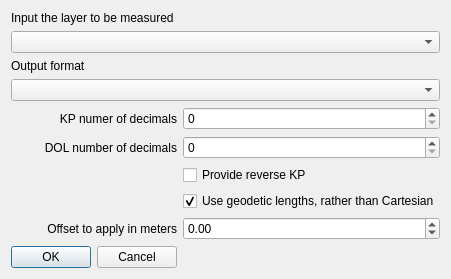
Above: KP_Find_dialog_IR.ui from Asratum/KP_find before the change. Below: the same form after it.
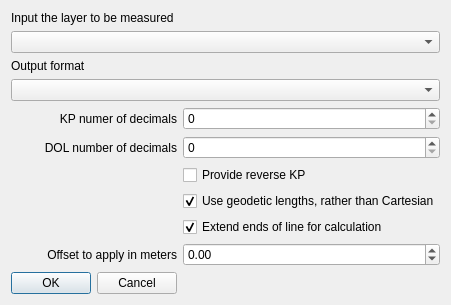
That is the form after the change. Custom widgets are drawn as their Qt base class.

The edit to the form file:
```diff
--- a/KP_Find_dialog_IR.ui
+++ b/KP_Find_dialog_IR.ui
@@ -7,20 +7,32 @@
     <x>0</x>
     <y>0</y>
     <width>414</width>
-    <height>257</height>
+    <height>280</height>
    </rect>
   </property>
   <property name="windowTitle">
    <string>KP Find</string>
   </property>
   <layout class="QGridLayout" name="gridLayout">
-   <item row="11" column="0">
-    <widget class="QDialogButtonBox" name="button_box">
-     <property name="orientation">
-      <enum>Qt::Horizontal</enum>
+   <item row="10" column="1">
+    <widget class="QDoubleSpinBox" name="offset_m">
+     <property name="toolTip">
+      <string>The number of m the KP number will be shifted by</string>
      </property>
-     <property name="standardButtons">
-      <set>QDialogButtonBox::Cancel|QDialogButtonBox::Ok</set>
+     <property name="layoutDirection">
+      <enum>Qt::LeftToRight</enum>
+     </property>
+     <property name="alignment">
+      <set>Qt::AlignLeading|Qt::AlignLeft|Qt::AlignVCenter</set>
+     </property>
+     <property name="minimum">
+      <double>-10000000.000000000000000</double>
+     </property>
+     <property name="maximum">
+      <double>10000000.000000000000000</double>
+     </property>
+     <property name="singleStep">
+      <double>1.000000000000000</double>
      </property>
     </widget>
    </item>
@@ -31,19 +43,6 @@
      </property>
     </widget>
    </item>
-   <item row="5" column="1">
-    <widget class="QSpinBox" name="DCC_prec"/>
-   </item>
-   <item row="3" column="0" colspan="2">
-    <widget class="QComboBox" name="output_format_box">
-     <property name="sizePolicy">
-      <sizepolicy hsizetype="Preferred" vsizetype="Fixed">
-       <horstretch>0</horstretch>
-       <verstretch>0</verstretch>
-      </sizepolicy>
-     </property>
-    </widget>
-   </item>
    <item row="1" column="0" colspan="2">
     <widget class="QgsMapLayerComboBox" name="inputLineLayer">
      <property name="acceptDrops">
@@ -66,16 +65,6 @@
      </property>
     </widget>
    </item>
-   <item row="9" column="0">
-    <widget class="QLabel" name="label_4">
-     <property name="text">
-      <string>Offset to apply in meters</string>
-     </property>
-     <property name="alignment">
-      <set>Qt::AlignRight|Qt::AlignTrailing|Qt::AlignVCenter</set>
-     </property>
-    </widget>
-   </item>
    <item row="4" column="0">
     <widget class="QLabel" name="label_3">
      <property name="text">
@@ -86,16 +75,16 @@
      </property>
     </widget>
    </item>
-   <item row="0" column="0">
-    <widget class="QLabel" name="label">
+   <item row="10" column="0">
+    <widget class="QLabel" name="label_4">
      <property name="text">
-      <string>Input the layer to be measured</string>
+      <string>Offset to apply in meters</string>
+     </property>
+     <property name="alignment">
+      <set>Qt::AlignRight|Qt::AlignTrailing|Qt::AlignVCenter</set>
      </property>
     </widget>
    </item>
-   <item row="4" column="1">
-    <widget class="QSpinBox" name="KP_prec"/>
-   </item>
    <item row="5" column="0">
     <widget class="QLabel" name="label_5">
      <property name="text">
@@ -106,8 +95,21 @@
      </property>
     </widget>
    </item>
+   <item row="3" column="0" colspan="2">
+    <widget class="QComboBox" name="output_format_box">
+     <property name="sizePolicy">
+      <sizepolicy hsizetype="Preferred" vsizetype="Fixed">
+       <horstretch>0</horstretch>
+       <verstretch>0</verstretch>
+      </sizepolicy>
+     </property>
+    </widget>
+   </item>
+   <item row="4" column="1">
+    <widget class="QSpinBox" name="KP_prec"/>
+   </item>
    <item row="7" column="1">
-    <widget class="QCheckBox" name="Reverse_KP">
+    <widget class="QCheckBox" name="Reverse_KP_box">
      <property name="text">
       <string>Provide reverse KP</string>
      </property>
@@ -116,30 +118,25 @@
      </property>
     </widget>
    </item>
-   <item row="9" column="1">
-    <widget class="QDoubleSpinBox" name="offset_m">
-     <property name="toolTip">
-      <string>The number of m the KP number will be shifted by</string>
+   <item row="0" column="0">
+    <widget class="QLabel" name="label">
+     <property name="text">
+      <string>Input the layer to be measured</string>
      </property>
-     <property name="layoutDirection">
-      <enum>Qt::LeftToRight</enum>
+    </widget>
+   </item>
+   <item row="12" column="0">
+    <widget class="QDialogButtonBox" name="button_box">
+     <property name="orientation">
+      <enum>Qt::Horizontal</enum>
      </property>
-     <property name="alignment">
-      <set>Qt::AlignLeading|Qt::AlignLeft|Qt::AlignVCenter</set>
-     </property>
-     <property name="minimum">
-      <double>-10000000.000000000000000</double>
-     </property>
-     <property name="maximum">
-      <double>10000000.000000000000000</double>
-     </property>
-     <property name="singleStep">
-      <double>1.000000000000000</double>
+     <property name="standardButtons">
+      <set>QDialogButtonBox::Cancel|QDialogButtonBox::Ok</set>
      </property>
     </widget>
    </item>
    <item row="8" column="1">
-    <widget class="QCheckBox" name="Geodetic">
+    <widget class="QCheckBox" name="Geodetic_box">
      <property name="text">
       <string>Use geodetic lengths, rather than Cartesian</string>
      </property>
@@ -151,6 +148,22 @@
      </property>
     </widget>
    </item>
+   <item row="5" column="1">
+    <widget class="QSpinBox" name="DCC_prec"/>
+   </item>
+   <item row="9" column="1">
+    <widget class="QCheckBox" name="Extendline_box">
+     <property name="enabled">
+      <bool>true</bool>
+     </property>
+     <property name="text">
+      <string>Extend ends of line for calculation</string>
+     </property>
+     <property name="checked">
+      <bool>true</bool>
+     </property>
+    </widget>
+   </item>
   </layout>
  </widget>
  <customwidgets>
```
